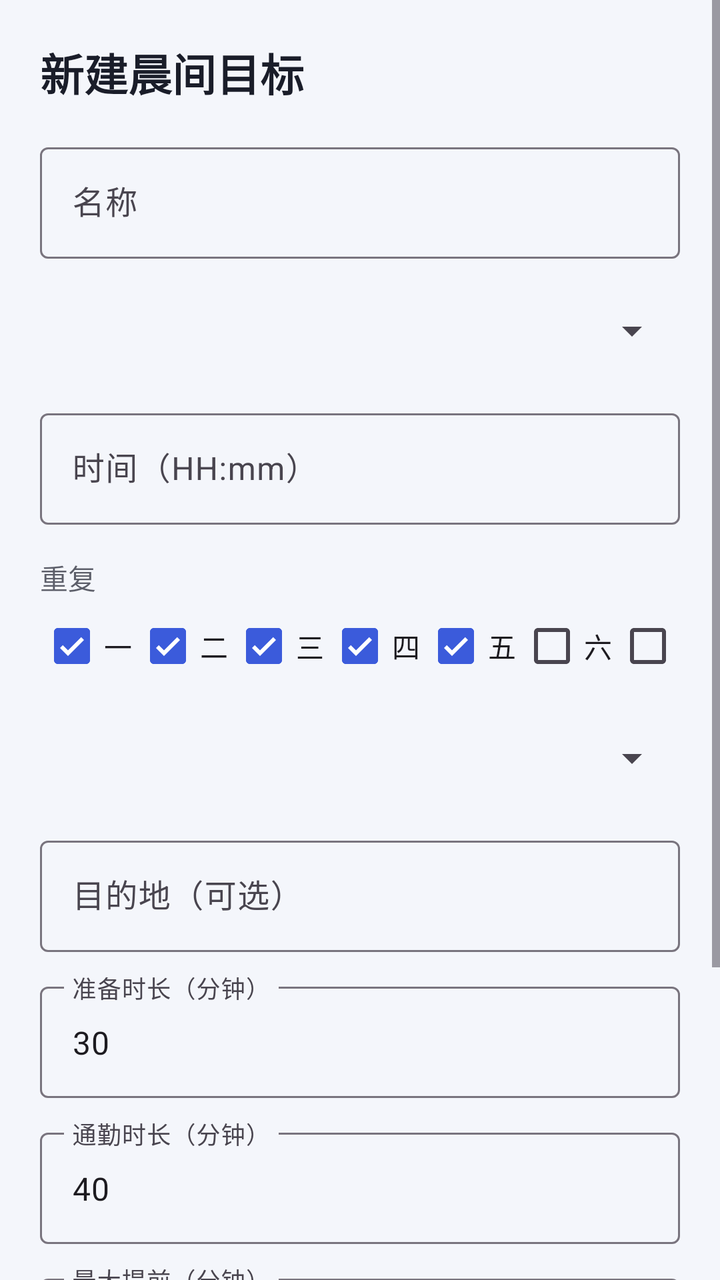
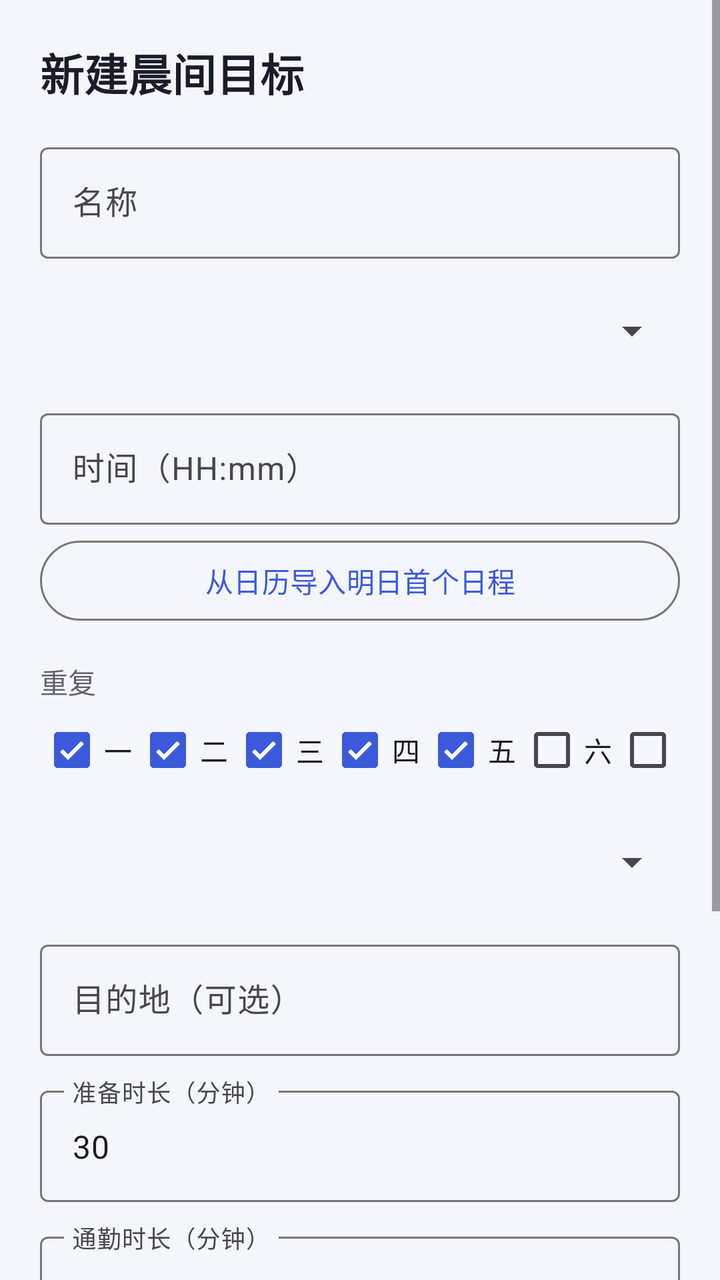

An Android layout rendered at two revisions. The XML below is the earlier revision; the diff shows what the commit changed to produce the second picture.
<!-- AndroidManifest.xml: application theme Theme.WakeWise -->
<!-- res/layout/fragment_alarm_edit.xml -->
<?xml version="1.0" encoding="utf-8"?>
<ScrollView xmlns:android="http://schemas.android.com/apk/res/android"
    android:layout_width="match_parent"
    android:layout_height="match_parent">

    <LinearLayout
        android:layout_width="match_parent"
        android:layout_height="wrap_content"
        android:orientation="vertical"
        android:padding="20dp">

        <TextView
            android:layout_width="wrap_content"
            android:layout_height="wrap_content"
            android:text="@string/new_alarm_title"
            android:textSize="22sp"
            android:textStyle="bold"
            android:textColor="@color/text_primary" />

        <com.google.android.material.textfield.TextInputLayout
            android:layout_width="match_parent"
            android:layout_height="wrap_content"
            android:layout_marginTop="16dp"
            android:hint="@string/label_name">
            <com.google.android.material.textfield.TextInputEditText
                android:id="@+id/input_name"
                android:layout_width="match_parent"
                android:layout_height="wrap_content"
                android:inputType="text" />
        </com.google.android.material.textfield.TextInputLayout>

        <TextView
            android:layout_width="wrap_content"
            android:layout_height="wrap_content"
            android:layout_marginTop="16dp"
            android:text="@string/label_name"
            android:visibility="gone" />

        <Spinner
            android:id="@+id/spinner_type"
            android:layout_width="match_parent"
            android:layout_height="48dp"
            android:layout_marginTop="12dp" />

        <com.google.android.material.textfield.TextInputLayout
            android:layout_width="match_parent"
            android:layout_height="wrap_content"
            android:layout_marginTop="12dp"
            android:hint="@string/label_time">
            <com.google.android.material.textfield.TextInputEditText
                android:id="@+id/input_time"
                android:layout_width="match_parent"
                android:layout_height="wrap_content"
                android:inputType="none"
                android:focusable="false"
                android:cursorVisible="false" />
        </com.google.android.material.textfield.TextInputLayout>

        <TextView
            android:layout_width="wrap_content"
            android:layout_height="wrap_content"
            android:layout_marginTop="16dp"
            android:text="@string/label_days"
            android:textColor="@color/text_primary"
            android:alpha="0.7" />

        <HorizontalScrollView
            android:layout_width="match_parent"
            android:layout_height="wrap_content"
            android:scrollbars="none">

            <LinearLayout
                android:layout_width="wrap_content"
                android:layout_height="wrap_content"
                android:orientation="horizontal">

                <CheckBox android:id="@+id/chk_mo" android:layout_width="wrap_content" android:layout_height="wrap_content" android:text="一" android:checked="true" />
                <CheckBox android:id="@+id/chk_tu" android:layout_width="wrap_content" android:layout_height="wrap_content" android:text="二" android:checked="true" />
                <CheckBox android:id="@+id/chk_we" android:layout_width="wrap_content" android:layout_height="wrap_content" android:text="三" android:checked="true" />
                <CheckBox android:id="@+id/chk_th" android:layout_width="wrap_content" android:layout_height="wrap_content" android:text="四" android:checked="true" />
                <CheckBox android:id="@+id/chk_fr" android:layout_width="wrap_content" android:layout_height="wrap_content" android:text="五" android:checked="true" />
                <CheckBox android:id="@+id/chk_sa" android:layout_width="wrap_content" android:layout_height="wrap_content" android:text="六" />
                <CheckBox android:id="@+id/chk_su" android:layout_width="wrap_content" android:layout_height="wrap_content" android:text="日" />
            </LinearLayout>
        </HorizontalScrollView>

        <Spinner
            android:id="@+id/spinner_mode"
            android:layout_width="match_parent"
            android:layout_height="48dp"
            android:layout_marginTop="8dp" />

        <com.google.android.material.textfield.TextInputLayout
            android:layout_width="match_parent"
            android:layout_height="wrap_content"
            android:layout_marginTop="12dp"
            android:hint="@string/label_destination">
            <com.google.android.material.textfield.TextInputEditText
                android:id="@+id/input_destination"
                android:layout_width="match_parent"
                android:layout_height="wrap_content"
                android:inputType="text" />
        </com.google.android.material.textfield.TextInputLayout>

        <com.google.android.material.textfield.TextInputLayout
            android:layout_width="match_parent"
            android:layout_height="wrap_content"
            android:layout_marginTop="12dp"
            android:hint="@string/label_prep">
            <com.google.android.material.textfield.TextInputEditText
                android:id="@+id/input_prep"
                android:layout_width="match_parent"
                android:layout_height="wrap_content"
                android:inputType="number"
                android:text="30" />
        </com.google.android.material.textfield.TextInputLayout>

        <com.google.android.material.textfield.TextInputLayout
            android:layout_width="match_parent"
            android:layout_height="wrap_content"
            android:layout_marginTop="12dp"
            android:hint="@string/label_commute">
            <com.google.android.material.textfield.TextInputEditText
                android:id="@+id/input_commute"
                android:layout_width="match_parent"
                android:layout_height="wrap_content"
                android:inputType="number"
                android:text="40" />
        </com.google.android.material.textfield.TextInputLayout>

        <com.google.android.material.textfield.TextInputLayout
            android:layout_width="match_parent"
            android:layout_height="wrap_content"
            android:layout_marginTop="12dp"
            android:hint="@string/label_max_advance">
            <com.google.android.material.textfield.TextInputEditText
                android:id="@+id/input_max_advance"
                android:layout_width="match_parent"
                android:layout_height="wrap_content"
                android:inputType="number"
                android:text="30" />
        </com.google.android.material.textfield.TextInputLayout>

        <Spinner
            android:id="@+id/spinner_automation"
            android:layout_width="match_parent"
            android:layout_height="48dp"
            android:layout_marginTop="12dp" />

        <com.google.android.material.button.MaterialButton
            android:id="@+id/btn_save"
            android:layout_width="match_parent"
            android:layout_height="wrap_content"
            android:layout_marginTop="24dp"
            android:text="@string/save" />
    </LinearLayout>
</ScrollView>
<!-- resources referenced by this layout -->
<resources>
  <color name="text_primary">#1A1D29</color>
  <string name="label_commute">通勤时长（分钟）</string>
  <string name="label_days">重复</string>
  <string name="label_destination">目的地（可选）</string>
  <string name="label_max_advance">最大提前（分钟）</string>
  <string name="label_name">名称</string>
  <string name="label_prep">准备时长（分钟）</string>
  <string name="label_time">时间（HH:mm）</string>
  <string name="new_alarm_title">新建晨间目标</string>
  <string name="save">保存</string>
  <style name="Theme.WakeWise" parent="Theme.Material3.DayNight.NoActionBar">
          <item name="colorPrimary">@color/primary</item>
          <item name="android:statusBarColor">@color/primary_dark</item>
          <item name="android:windowBackground">@color/background_light</item>
      </style>
  <color name="primary">#3B5BDB</color>
  <color name="primary_dark">#2C4399</color>
  <color name="background_light">#F4F6FB</color>
</resources>

<!-- the commit's change to res/layout/fragment_alarm_edit.xml (unified diff, before → after) -->
@@ -55,6 +55,14 @@
                 android:focusable="false"
                 android:cursorVisible="false" />
         </com.google.android.material.textfield.TextInputLayout>
+
+        <com.google.android.material.button.MaterialButton
+            android:id="@+id/btn_import_calendar"
+            style="@style/Widget.Material3.Button.OutlinedButton"
+            android:layout_width="match_parent"
+            android:layout_height="wrap_content"
+            android:layout_marginTop="4dp"
+            android:text="@string/btn_import_calendar" />
 
         <TextView
             android:layout_width="wrap_content"
<!-- resource entries referenced after the edit -->
@@ -1,6 +1,7 @@
 <!-- resources referenced by this layout -->
 <resources>
   <color name="text_primary">#1A1D29</color>
+  <string name="btn_import_calendar">从日历导入明日首个日程</string>
   <string name="label_commute">通勤时长（分钟）</string>
   <string name="label_days">重复</string>
   <string name="label_destination">目的地（可选）</string>
